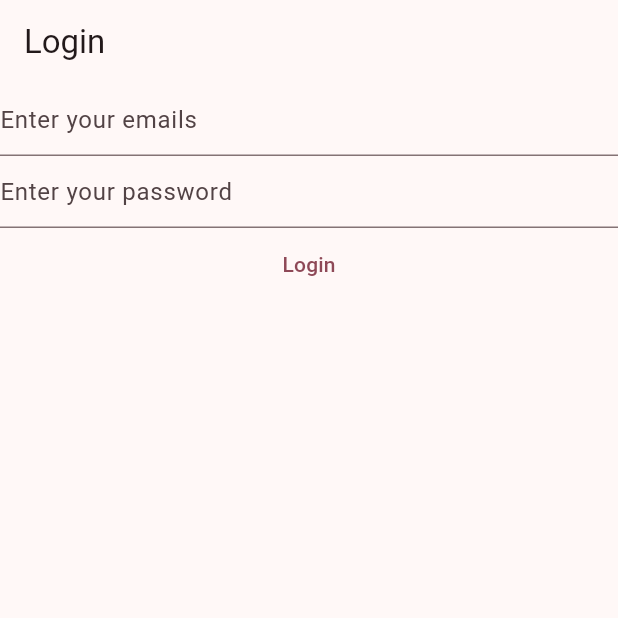
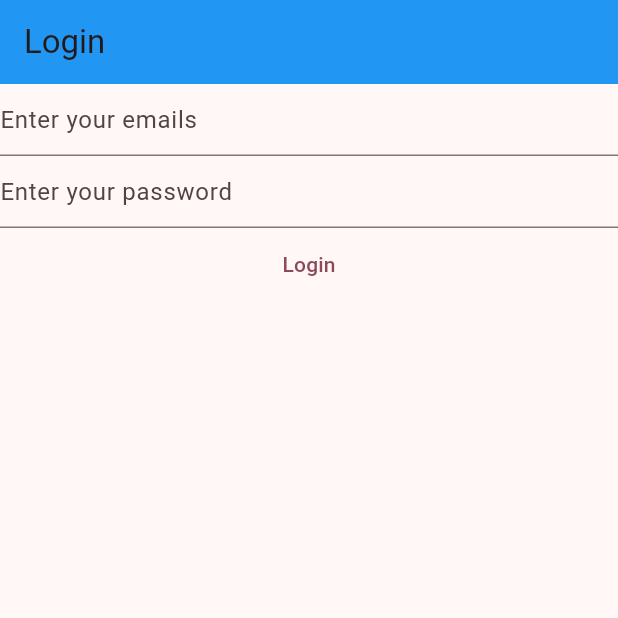
Before and after one commit to hiendinhngoc/mynotes, a Flutter app: the screen it shows after launch, after a tap on "Login", on a phone screen of 412 x 824 dp, the top half of it. Run offline on Flutter 3.47's test engine with Material 3 defaults, Android fonts, the phone set to English and light mode, and no system bars; our stand-ins replace firebase_auth, firebase_core; accounts and stored records are empty; generated files the repository leaves out were written again; network calls fail.

Commit message:
Handle errors

```diff
--- a/lib/views/login_view.dart
+++ b/lib/views/login_view.dart
@@ -34,7 +34,8 @@ class _LoginViewState extends State<LoginView> {
   @override
   Widget build(BuildContext context) {
     return Scaffold(
-        appBar: AppBar(title: const Text('Login')),
+        appBar:
+            AppBar(title: const Text('Login'), backgroundColor: Colors.blue),
         body: FutureBuilder(
             future: Firebase.initializeApp(
               options: DefaultFirebaseOptions.currentPlatform,
@@ -61,11 +62,20 @@ class _LoginViewState extends State<LoginView> {
                         onPressed: () async {
                           final email = _email.text;
                           final password = _password.text;
-                          final userCredential = await FirebaseAuth.instance
-                              .signInWithEmailAndPassword(
-                                  email: email, password: password);
+                          try {
+                            final userCredential = await FirebaseAuth.instance
+                                .signInWithEmailAndPassword(
+                                    email: email, password: password);
 
-                          print(userCredential);
+                            print(userCredential);
+                          } on FirebaseAuthException catch (e) {
+                            if (e.code == 'user-not-found') {
+                              print("something wrong, user not found");
+                              print(e);
+                            } else if (e.code == 'wrong-password') {
+                              print("wrong password");
+                            }
+                          }
                         },
                         child: const Text('Login'))
                   ]);
```
Also changed, not shown: lib/main.dart (+14 -4 lines).
